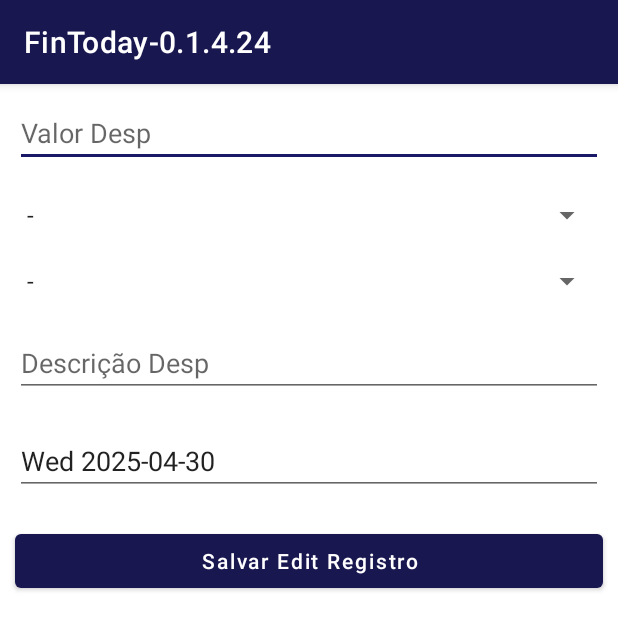
After one commit to NicoVitoriano001/FindToday_Java-0.1, an Android app: the EditFinActivity screen opened directly, with no data from a screen before it, on a phone screen of 412 x 824 dp. The commit adds this screen. Shown: the top 630 px of the screen. Run offline under Robolectric (Android 15) with nearby library versions, the light colour scheme and no system bars.

Commit message:
Criado classe EditFinActivity.java

```diff
--- a/app/build.gradle
+++ b/app/build.gradle
@@ -18,7 +18,7 @@ android {
         minSdk 26
         targetSdk 28
         versionCode 1
-        versionName "0.1.4.23" // Defina a versão aqui
+        versionName "0.1.4.24" // Defina a versão aqui
         testInstrumentationRunner "androidx.test.runner.AndroidJUnitRunner"
     }
 
--- a/app/src/main/AndroidManifest.xml
+++ b/app/src/main/AndroidManifest.xml
@@ -11,6 +11,7 @@
         android:supportsRtl="true"
         android:theme="@style/Theme.GFGRoomDatabase">
         <activity android:name=".BuscarFinActivity"></activity>
+        <activity android:name=".EditFinActivity"></activity>
         <activity android:name=".NewFinActivity"></activity>
         <activity android:name=".ResultBuscaActivity"></activity>
         <activity android:name=".ResumoDespActivity"></activity>
--- /dev/null
+++ b/app/src/main/java/com/app/fintoday/EditFinActivity.java
@@ -0,0 +1,161 @@
+package com.app.fintoday;
+
+import android.app.DatePickerDialog;
+import android.content.Intent;
+import android.os.Bundle;
+import android.view.View;
+import android.widget.ArrayAdapter;
+import android.widget.Button;
+import android.widget.DatePicker;
+import android.widget.EditText;
+import android.widget.Spinner;
+import android.widget.Toast;
+
+import androidx.appcompat.app.AppCompatActivity;
+
+import java.time.LocalDateTime;
+import java.time.format.DateTimeFormatter;
+import java.util.Calendar;
+
+public class EditFinActivity extends AppCompatActivity {
+    private EditText valorDespEdt, despDescrEdt, dataDespEdt;
+    private Spinner tipoDespEdt, fontDespEdt;// Declarado como Spinner
+    private Button FinBtnSave;
+    public static final String EXTRA_ID = "com.app.gfgroomdatabase.EXTRA_ID";
+    //public static final String EXTRA_ID = "com.gtappdevelopers.gfgroomdatabase.EXTRA_ID";
+    public static final String EXTRA_VALOR_DESP = "com.app.gfgroomdatabase.EXTRA_VALOR_DESP";
+    public static final String EXTRA_TIPO_DESP = "com.app.gfgroomdatabasee.EXTRA_TIPO_DESP";
+    public static final String EXTRA_FONT_DESP = "com.app.gfgroomdatabasee.EXTRA_FONT_DESP";
+    public static final String EXTRA_DESCR_DESP = "com.app.gfgroomdatabase.EXTRA_DESP_DESCR";
+    public static final String EXTRA_DURATION = "com.app.gfgroomdatabase.EXTRA_DURATION";
+
+    public String getDataHoraAtual() {
+        LocalDateTime dataHoraAtual = LocalDateTime.now();
+        DateTimeFormatter formatter = DateTimeFormatter.ofPattern("EEE yyyy-MM-dd");
+        return dataHoraAtual.format(formatter);
+    }
+
+    @Override
+    protected void onCreate(Bundle savedInstanceState) {
+        super.onCreate(savedInstanceState);
+        setContentView(R.layout.activity_edit_fin);
+
+        valorDespEdt = findViewById(R.id.idEdtValorDesp);
+        tipoDespEdt = findViewById(R.id.idEdtTipoDesp);
+        fontDespEdt = findViewById(R.id.idEdtFontDesp);
+        despDescrEdt = findViewById(R.id.idEdtDespDescr);
+        dataDespEdt = findViewById(R.id.idEdtDataDesp);
+        FinBtnSave = findViewById(R.id.idBtnSaveDesp);
+     // FinBtnConsult = findViewById(R.id.idBtnConsultarResumo);
+
+     // Configurando os Spinners
+        setupSpinners();
+
+    // Configura data
+        dataDespEdt.setOnClickListener(new View.OnClickListener() {
+            @Override
+            public void onClick(View v) {
+                showDatePickerDialog();
+            }
+        });
+
+        String dataHoraAtual = getDataHoraAtual();
+        dataDespEdt.setText(dataHoraAtual);
+
+        Intent intent = getIntent();
+        if (intent.hasExtra(EXTRA_ID)) {
+            valorDespEdt.setText(intent.getStringExtra(EXTRA_VALOR_DESP));
+            tipoDespEdt.setSelection(getIndex(tipoDespEdt, intent.getStringExtra(EXTRA_TIPO_DESP)));
+            fontDespEdt.setSelection(getIndex(fontDespEdt, intent.getStringExtra(EXTRA_FONT_DESP)));
+            despDescrEdt.setText(intent.getStringExtra(EXTRA_DESCR_DESP));
+            dataDespEdt.setText(intent.getStringExtra(EXTRA_DURATION));
+        }
+
+        FinBtnSave.setOnClickListener(new View.OnClickListener() {
+            @Override
+            public void onClick(View v) {
+                String valorDesp = valorDespEdt.getText().toString();
+                String tipoDesp = tipoDespEdt.getSelectedItem().toString();
+                String fontDesp = fontDespEdt.getSelectedItem().toString();
+                String despDescr = despDescrEdt.getText().toString();
+                String dataDesp = dataDespEdt.getText().toString();
+
+                if (valorDesp.isEmpty() || tipoDesp.isEmpty() || despDescr.isEmpty() || dataDesp.isEmpty()) {
+                    Toast.makeText(EditFinActivity.this, "Entre com todos valores do registro.", Toast.LENGTH_LONG).show();
+                    return;
+                }
+                saveFin(valorDesp, tipoDesp, fontDesp, despDescr, dataDesp);
+            }
+        });
+    }
+
+    private void setupSpinners() {
+        // Configurando o Spinner para Tipo de Despesa
+        String[] tiposDespesa = {"-","ALIM", "CRED", "D PUB","EDUC", "EMPRES", "INVEST","LAZER","OUTR", "TRANS","SAUD"};
+        ArrayAdapter<String> tipoAdapter = new ArrayAdapter<>(this, android.R.layout.simple_spinner_item, tiposDespesa);
+        tipoAdapter.setDropDownViewResource(android.R.layout.simple_spinner_dropdown_item);
+        tipoDespEdt.setAdapter(tipoAdapter);
+
+        // Configurando o Spinner para Fonte de Despesa
+        String[] fontesDespesa = {"-","ALELO","BB","BRA","BTG","CASH", "CEF1","CEF2","NU", "MP", "STDER","OUTR"};
+        ArrayAdapter<String> fontAdapter = new ArrayAdapter<>(this, android.R.layout.simple_spinner_item, fontesDespesa);
+        fontAdapter.setDropDownViewResource(android.R.layout.simple_spinner_dropdown_item);
+        fontDespEdt.setAdapter(fontAdapter);
+    }
+
+    private int getIndex(Spinner spinner, String myString) {
+        int index = 0;
+        for (int i = 0; i < spinner.getCount(); i++) {
+            if (spinner.getItemAtPosition(i).toString().equalsIgnoreCase(myString)) {
+                index = i;
+                break;
+            }
+        }
+        return index;
+    }
+
+    private void showDatePickerDialog() {
+        // Obter a data atual
+        final Calendar calendar = Calendar.getInstance();
+        int year = calendar.get(Calendar.YEAR);
+        int month = calendar.get(Calendar.MONTH);
+        int day = calendar.get(Calendar.DAY_OF_MONTH);
+
+        // Criar o DatePickerDialog
+        DatePickerDialog datePickerDialog = new DatePickerDialog(
+                EditFinActivity.this,
+                new DatePickerDialog.OnDateSetListener() {
+                    @Override
+                    public void onDateSet(DatePicker view, int selectedYear, int selectedMonth, int selectedDay) {
+                        // Criar um LocalDateTime com a data selecionada
+                        LocalDateTime selectedDateTime = LocalDateTime.of(selectedYear, selectedMonth + 1, selectedDay, 0, 0);
+                        // Formatar a data selecionada
+                        DateTimeFormatter formatter = DateTimeFormatter.ofPattern("EEE yyyy-MM-dd");
+                        String formattedDate = selectedDateTime.format(formatter);
+                        dataDespEdt.setText(formattedDate);
+                    }
+                },
+                year, month, day);
+        // Mostrar o DatePickerDialog
+        datePickerDialog.show();
+    }
+
+    private void saveFin(String valorDesp, String tipoDesp, String fontDesp, String despDescr, String dataDesp) {
+        // PASSA OS DADOS NOVOS/RECUPERADOS PARA SALVAR
+        Intent data = new Intent();
+        data.putExtra(EditFinActivity.EXTRA_VALOR_DESP, valorDesp);
+        data.putExtra(EditFinActivity.EXTRA_TIPO_DESP, tipoDesp);
+        data.putExtra(EditFinActivity.EXTRA_FONT_DESP, fontDesp);
+        data.putExtra(EditFinActivity.EXTRA_DESCR_DESP, despDescr);
+        data.putExtra(EditFinActivity.EXTRA_DURATION, dataDesp);
+
+        int id = getIntent().getIntExtra(EditFinActivity.EXTRA_ID, -1);
+        if (id != -1) {
+            data.putExtra(EditFinActivity.EXTRA_ID, id);
+        }
+        setResult(RESULT_OK, data);
+        Toast.makeText(this, "Registro foi salvo no Database.", Toast.LENGTH_LONG).show();
+        finish();
+    }
+
+}
--- a/app/src/main/java/com/app/fintoday/MainActivity.java
+++ b/app/src/main/java/com/app/fintoday/MainActivity.java
@@ -146,7 +146,7 @@ public class MainActivity extends AppCompatActivity {
         adapter.setOnItemClickListener(new FinRVAdapter.OnItemClickListener() {
             @Override
             public void onItemClick(FinModal model) {
-                Intent intent = new Intent(MainActivity.this, NewFinActivity.class);
+                Intent intent = new Intent(MainActivity.this, EditFinActivity.class);
                 intent.putExtra(NewFinActivity.EXTRA_ID, model.getId());
                 intent.putExtra(NewFinActivity.EXTRA_VALOR_DESP, model.getValorDesp());
                 intent.putExtra(NewFinActivity.EXTRA_TIPO_DESP, model.getTipoDesp());
--- a/app/src/main/java/com/app/fintoday/ResultBuscaActivity.java
+++ b/app/src/main/java/com/app/fintoday/ResultBuscaActivity.java
@@ -84,7 +84,7 @@ public class ResultBuscaActivity extends AppCompatActivity {
         adapter.setOnItemClickListener(new FinRVAdapter.OnItemClickListener() {
             @Override
             public void onItemClick(FinModal model) {
-                Intent intent = new Intent(ResultBuscaActivity.this, NewFinActivity.class);
+                Intent intent = new Intent(ResultBuscaActivity.this, EditFinActivity.class);
                 intent.putExtra(NewFinActivity.EXTRA_ID, model.getId());
                 intent.putExtra(NewFinActivity.EXTRA_VALOR_DESP, model.getValorDesp());
                 intent.putExtra(NewFinActivity.EXTRA_TIPO_DESP, model.getTipoDesp());
--- /dev/null
+++ b/app/src/main/res/layout/activity_edit_fin.xml
@@ -0,0 +1,57 @@
+<?xml version="1.0" encoding="utf-8"?>
+<LinearLayout xmlns:android="http://schemas.android.com/apk/res/android"
+    xmlns:tools="http://schemas.android.com/tools"
+    android:layout_width="match_parent"
+    android:layout_height="match_parent"
+    android:orientation="vertical"
+    tools:context=".MainActivity">
+
+    <EditText
+        android:id="@+id/idEdtValorDesp"
+        android:inputType="numberDecimal"
+        android:layout_width="match_parent"
+        android:layout_height="wrap_content"
+        android:layout_margin="10dp"
+        android:hint="Valor Desp" />
+
+    <Spinner
+        android:id="@+id/idEdtTipoDesp"
+        android:layout_width="match_parent"
+        android:layout_height="wrap_content"
+        android:layout_margin="10dp" />
+
+    <Spinner
+        android:id="@+id/idEdtFontDesp"
+        android:layout_width="match_parent"
+        android:layout_height="wrap_content"
+        android:layout_margin="10dp" />
+
+    <EditText
+        android:id="@+id/idEdtDespDescr"
+        android:layout_width="match_parent"
+        android:layout_height="wrap_content"
+        android:layout_margin="10dp"
+        android:hint="Descrição Desp"
+        android:inputType="textCapCharacters"
+        android:imeOptions="actionNext"
+        android:singleLine="true" />
+
+    <EditText
+        android:id="@+id/idEdtDataDesp"
+        android:layout_width="match_parent"
+        android:layout_height="wrap_content"
+        android:layout_margin="10dp"
+        android:hint="Data e Hora"
+        android:inputType="datetime"
+        android:imeOptions="actionDone" />
+
+    <Button
+        android:id="@+id/idBtnSaveDesp"
+        android:layout_width="match_parent"
+        android:layout_height="wrap_content"
+        android:layout_margin="10dp"
+        android:padding="5dp"
+        android:text="Salvar Edit Registro"
+        android:textAllCaps="false" />
+
+</LinearLayout>
--- a/app/src/main/res/values/strings.xml
+++ b/app/src/main/res/values/strings.xml
@@ -1,5 +1,5 @@
 <resources>
-<string name="app_name">FinToday-0.1.4.23</string>
+<string name="app_name">FinToday-0.1.4.24</string>
 <string name="navigation_drawer_open">Abrir menu</string>
 <string name="navigation_drawer_close">Fechar menu</string>
 </resources>
```
